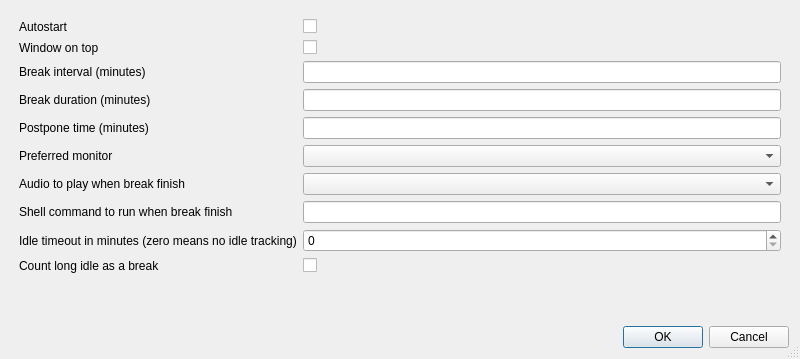
Above: app/settingsdialog.ui from qbreak-app/qbreak before the change. Below: the same form after it.
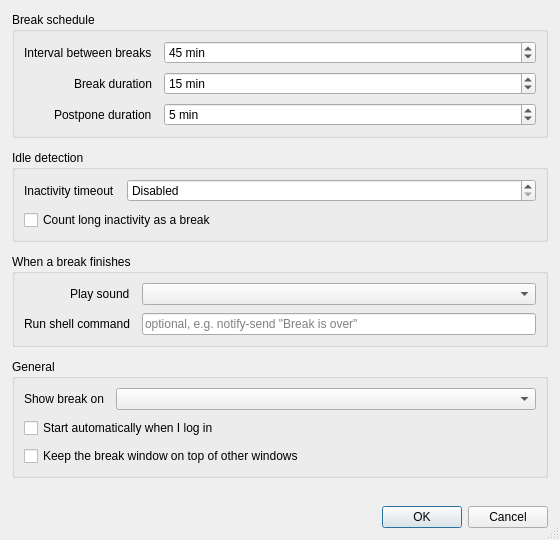
That is the form after the change.

Commit message: - better UI for settings page

```diff
--- a/app/settingsdialog.ui
+++ b/app/settingsdialog.ui
@@ -6,20 +6,14 @@
    <rect>
     <x>0</x>
     <y>0</y>
-    <width>800</width>
-    <height>359</height>
+    <width>560</width>
+    <height>540</height>
    </rect>
   </property>
   <property name="minimumSize">
    <size>
-    <width>746</width>
-    <height>220</height>
-   </size>
-  </property>
-  <property name="maximumSize">
-   <size>
-    <width>800</width>
-    <height>400</height>
+    <width>520</width>
+    <height>0</height>
    </size>
   </property>
   <property name="windowTitle">
@@ -32,141 +26,265 @@
    <bool>false</bool>
   </property>
   <layout class="QVBoxLayout" name="verticalLayout">
-   <item>
-    <layout class="QFormLayout" name="formLayout">
+   <property name="spacing">
+    <number>12</number>
+   </property>
      <property name="leftMargin">
-      <number>8</number>
+    <number>12</number>
      </property>
      <property name="topMargin">
-      <number>8</number>
+    <number>12</number>
      </property>
      <property name="rightMargin">
-      <number>8</number>
+    <number>12</number>
      </property>
      <property name="bottomMargin">
-      <number>6</number>
+    <number>12</number>
+   </property>
+   <item>
+    <widget class="QGroupBox" name="mBreakScheduleGroup">
+     <property name="title">
+      <string>Break schedule</string>
+     </property>
+     <layout class="QFormLayout" name="formLayoutSchedule">
+      <property name="labelAlignment">
+       <set>Qt::AlignRight|Qt::AlignTrailing|Qt::AlignVCenter</set>
+      </property>
+      <property name="horizontalSpacing">
+       <number>12</number>
+      </property>
+      <property name="verticalSpacing">
+       <number>8</number>
      </property>
      <item row="0" column="0">
-      <widget class="QLabel" name="label">
+       <widget class="QLabel" name="label_interval">
        <property name="text">
-        <string>Autostart</string>
+         <string>Interval between breaks</string>
        </property>
       </widget>
      </item>
      <item row="0" column="1">
-      <widget class="QCheckBox" name="mAutostartCheckbox">
-       <property name="text">
-        <string/>
+       <widget class="QSpinBox" name="mBreakIntervalEdit">
+        <property name="suffix">
+         <string> min</string>
+        </property>
+        <property name="minimum">
+         <number>1</number>
+        </property>
+        <property name="maximum">
+         <number>1440</number>
+        </property>
+        <property name="value">
+         <number>45</number>
        </property>
       </widget>
      </item>
      <item row="1" column="0">
-      <widget class="QLabel" name="label_2">
+       <widget class="QLabel" name="label_duration">
        <property name="text">
-        <string>Window on top</string>
+         <string>Break duration</string>
        </property>
       </widget>
      </item>
      <item row="1" column="1">
-      <widget class="QCheckBox" name="mWindowOnTopCheckbox">
-       <property name="text">
-        <string/>
+       <widget class="QSpinBox" name="mBreakDurationEdit">
+        <property name="suffix">
+         <string> min</string>
+        </property>
+        <property name="minimum">
+         <number>1</number>
+        </property>
+        <property name="maximum">
+         <number>1440</number>
+        </property>
+        <property name="value">
+         <number>15</number>
        </property>
       </widget>
      </item>
      <item row="2" column="0">
-      <widget class="QLabel" name="label_3">
+       <widget class="QLabel" name="label_postpone">
        <property name="text">
-        <string>Break interval (minutes)</string>
+         <string>Postpone duration</string>
        </property>
       </widget>
      </item>
      <item row="2" column="1">
-      <widget class="QLineEdit" name="mBreakIntervalEdit"/>
-     </item>
-     <item row="3" column="0">
-      <widget class="QLabel" name="label_4">
-       <property name="text">
-        <string>Break duration (minutes)</string>
-       </property>
-      </widget>
-     </item>
-     <item row="3" column="1">
-      <widget class="QLineEdit" name="mBreakDurationEdit"/>
-     </item>
-     <item row="5" column="0">
-      <widget class="QLabel" name="label_5">
-       <property name="text">
-        <string>Postpone time (minutes)</string>
-       </property>
-      </widget>
-     </item>
-     <item row="5" column="1">
-      <widget class="QLineEdit" name="mPostponeTimeEdit"/>
-     </item>
-     <item row="6" column="0">
-      <widget class="QLabel" name="label_6">
-       <property name="text">
-        <string>Preferred monitor</string>
-       </property>
-      </widget>
-     </item>
-     <item row="6" column="1">
-      <widget class="QComboBox" name="mPreferredMonitorCombobox"/>
-     </item>
-     <item row="8" column="0">
-      <widget class="QLabel" name="label_7">
-       <property name="text">
-        <string>Audio to play when break finish</string>
+       <widget class="QSpinBox" name="mPostponeTimeEdit">
+        <property name="suffix">
+         <string> min</string>
+        </property>
+        <property name="minimum">
+         <number>1</number>
+        </property>
+        <property name="maximum">
+         <number>1440</number>
+        </property>
+        <property name="value">
+         <number>5</number>
        </property>
       </widget>
      </item>
-     <item row="8" column="1">
-      <widget class="QComboBox" name="mAudioComboBox">
-       <property name="editable">
-        <bool>false</bool>
-       </property>
-      </widget>
-     </item>
-     <item row="9" column="0">
-      <widget class="QLabel" name="label_8">
-       <property name="text">
-        <string>Shell command to run when break finish</string>
-       </property>
-      </widget>
-     </item>
-     <item row="9" column="1">
-      <widget class="QLineEdit" name="mScriptEdit"/>
-     </item>
-     <item row="10" column="0">
-      <widget class="QLabel" name="label_9">
+     </layout>
+    </widget>
+   </item>
+   <item>
+    <widget class="QGroupBox" name="mIdleGroup">
+     <property name="title">
+      <string>Idle detection</string>
+     </property>
+     <layout class="QFormLayout" name="formLayoutIdle">
+      <property name="labelAlignment">
+       <set>Qt::AlignRight|Qt::AlignTrailing|Qt::AlignVCenter</set>
+      </property>
+      <property name="horizontalSpacing">
+       <number>12</number>
+      </property>
+      <property name="verticalSpacing">
+       <number>8</number>
+      </property>
+      <item row="0" column="0">
+       <widget class="QLabel" name="label_idle">
        <property name="text">
-        <string>Idle timeout in minutes (zero means no idle tracking)</string>
-       </property>
-      </widget>
-     </item>
-     <item row="10" column="1">
+         <string>Inactivity timeout</string>
+        </property>
+        <property name="toolTip">
+         <string>Time without input before the user is considered idle. Set to 0 to disable idle tracking.</string>
+        </property>
+       </widget>
+      </item>
+      <item row="0" column="1">
       <widget class="QSpinBox" name="mIdleTimeoutSpinbox">
        <property name="suffix">
-        <string/>
-       </property>
-      </widget>
-     </item>
-     <item row="11" column="0">
-      <widget class="QLabel" name="label_10">
-       <property name="text">
-        <string>Count long idle as a break</string>
-       </property>
-      </widget>
-     </item>
-     <item row="11" column="1">
+         <string> min</string>
+        </property>
+        <property name="specialValueText">
+         <string>Disabled</string>
+        </property>
+        <property name="minimum">
+         <number>0</number>
+        </property>
+        <property name="maximum">
+         <number>1440</number>
+        </property>
+       </widget>
+      </item>
+      <item row="1" column="0" colspan="2">
       <widget class="QCheckBox" name="mCountIdleAsBreakCheckbox">
        <property name="text">
-        <string/>
-       </property>
+         <string>Count long inactivity as a break</string>
+        </property>
+        <property name="toolTip">
+         <string>If enabled, an idle period that lasts at least one break duration counts as a taken break and resets the schedule.</string>
+        </property>
       </widget>
      </item>
     </layout>
+    </widget>
+   </item>
+   <item>
+    <widget class="QGroupBox" name="mOnFinishGroup">
+     <property name="title">
+      <string>When a break finishes</string>
+     </property>
+     <layout class="QFormLayout" name="formLayoutFinish">
+      <property name="labelAlignment">
+       <set>Qt::AlignRight|Qt::AlignTrailing|Qt::AlignVCenter</set>
+      </property>
+      <property name="horizontalSpacing">
+       <number>12</number>
+      </property>
+      <property name="verticalSpacing">
+       <number>8</number>
+      </property>
+      <item row="0" column="0">
+       <widget class="QLabel" name="label_audio">
+        <property name="text">
+         <string>Play sound</string>
+        </property>
+       </widget>
+      </item>
+      <item row="0" column="1">
+       <widget class="QComboBox" name="mAudioComboBox">
+        <property name="editable">
+         <bool>false</bool>
+        </property>
+       </widget>
+      </item>
+      <item row="1" column="0">
+       <widget class="QLabel" name="label_script">
+        <property name="text">
+         <string>Run shell command</string>
+        </property>
+       </widget>
+      </item>
+      <item row="1" column="1">
+       <widget class="QLineEdit" name="mScriptEdit">
+        <property name="placeholderText">
+         <string>optional, e.g. notify-send &quot;Break is over&quot;</string>
+        </property>
+       </widget>
+      </item>
+     </layout>
+    </widget>
+   </item>
+   <item>
+    <widget class="QGroupBox" name="mGeneralGroup">
+     <property name="title">
+      <string>General</string>
+     </property>
+     <layout class="QFormLayout" name="formLayoutGeneral">
+      <property name="labelAlignment">
+       <set>Qt::AlignRight|Qt::AlignTrailing|Qt::AlignVCenter</set>
+      </property>
+      <property name="horizontalSpacing">
+       <number>12</number>
+      </property>
+      <property name="verticalSpacing">
+       <number>8</number>
+      </property>
+      <item row="0" column="0">
+       <widget class="QLabel" name="label_monitor">
+        <property name="text">
+         <string>Show break on</string>
+        </property>
+       </widget>
+      </item>
+      <item row="0" column="1">
+       <widget class="QComboBox" name="mPreferredMonitorCombobox"/>
+      </item>
+      <item row="1" column="0" colspan="2">
+       <widget class="QCheckBox" name="mAutostartCheckbox">
+        <property name="text">
+         <string>Start automatically when I log in</string>
+        </property>
+       </widget>
+      </item>
+      <item row="2" column="0" colspan="2">
+       <widget class="QCheckBox" name="mWindowOnTopCheckbox">
+        <property name="text">
+         <string>Keep the break window on top of other windows</string>
+        </property>
+       </widget>
+      </item>
+     </layout>
+    </widget>
+   </item>
+   <item>
+    <spacer name="verticalSpacer">
+     <property name="orientation">
+      <enum>Qt::Vertical</enum>
+     </property>
+     <property name="sizeType">
+      <enum>QSizePolicy::Expanding</enum>
+     </property>
+     <property name="sizeHint" stdset="0">
+      <size>
+       <width>20</width>
+       <height>1</height>
+      </size>
+     </property>
+    </spacer>
    </item>
    <item>
     <widget class="QDialogButtonBox" name="buttonBox">
```
Left out of the diff: 5 changed lines with no effect on the pictures. Lines whose indentation alone changed are shown as unchanged. The commit also changes 2 other files.
